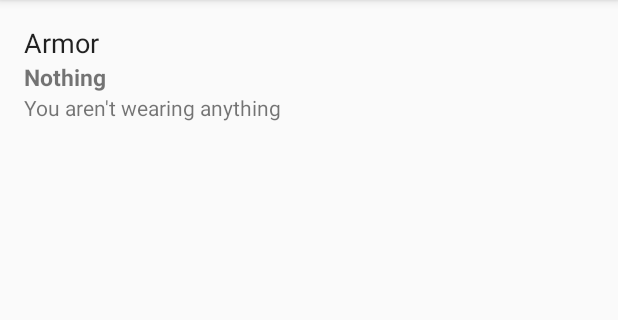
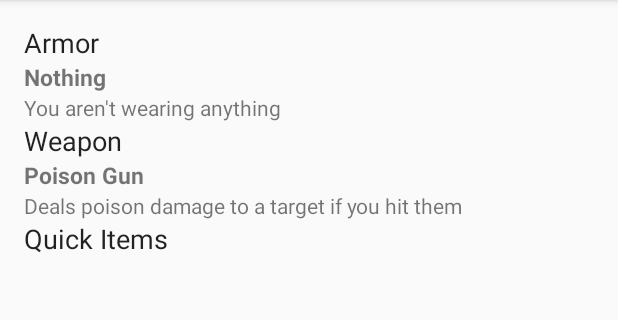
Before and after one commit to erhodes/Fallout, an Android app: the screen it shows after launch (MainActivity), in the side drawer, after a tap on "Equipment", on a phone screen of 412 x 824 dp, the part 84-404 px from its top. Run offline under Robolectric (Android 15) with nearby library versions, the phone set to English and light mode, and no system bars.

Commit message:
Added GameObject superclass for Characters and Items to inherit from. Some UI improvements for items

```diff
--- a/app/src/main/java/com/erhodes/fallout/Attributes.java
+++ b/app/src/main/java/com/erhodes/fallout/Attributes.java
@@ -22,6 +22,10 @@ public abstract class Attributes {
     public static final String TOUGHNESS = "toughness";
     public static final String WEIGHT_LIMIT = "weight_limit";
 
+    // item attributes
+    public static final String AMMUNITION_MAX = "ammunition_max";
+    public static final String AMMUNITION_CURRENT = "ammunition_current";
+
     public static ArrayList<String> getPrimaryAttributes() {
         ArrayList<String> attributes = new ArrayList<String>();
         attributes.add(STRENGTH);
@@ -44,11 +48,18 @@ public abstract class Attributes {
     }
 
     // should skills be in here?
-    public static ArrayList<String> getAllAttributes() {
+    public static ArrayList<String> getAllCharacterAttributes() {
         ArrayList<String> attributes = new ArrayList<String>();
         attributes.addAll(getPrimaryAttributes());
         attributes.addAll(getDerivedAttributes());
         attributes.addAll(Skills.getAllSkills());
         return attributes;
     }
+
+    public static ArrayList<String> getAllItemAttributes() {
+        ArrayList<String> attributes = new ArrayList<>();
+        attributes.add(AMMUNITION_CURRENT);
+        attributes.add(AMMUNITION_MAX);
+        return attributes;
+    }
 }
--- a/app/src/main/java/com/erhodes/fallout/Character.java
+++ b/app/src/main/java/com/erhodes/fallout/Character.java
@@ -10,8 +10,7 @@ import java.util.Iterator;
 /**
  * Created by Eric on 17/10/2015.
  */
-public class Character {
-    private HashMap<String, Attribute> mAttributes;
+public class Character extends GameObject {
     private HashSet<String> mAcquiredPerks;
     private ArrayList<Item> mInventory;
     private ArrayList<Action> mActions;
@@ -22,8 +21,8 @@ public class Character {
 
 
     Character(String n) {
+        super();
         name = n;
-        mAttributes = new HashMap<>();
         mAcquiredPerks = new HashSet<>();
         mInventory = new ArrayList<>();
         mActions = new ArrayList<>();
@@ -83,6 +82,7 @@ public class Character {
         mAttributes.put(Skills.MELEE, new Skill("Melee",Skills.MELEE, mAttributes.get(Attributes.STRENGTH)));
 
         mArmor = ItemManager.getNoArmor();
+        mWeapon = ItemManager.getFists();
         calculateAttributes();
         addDefaultActions();
         mActionPoints = getAttribute(Attributes.ACTION_POINTS);
@@ -100,14 +100,18 @@ public class Character {
             mAttributes.get(s).calculateFinalValue();
         }
     }
+
+    @Override
     public void modifyAttribute(String attrKey, int mag) {
-        mAttributes.get(attrKey).addModifier(mag);
+        super.modifyAttribute(attrKey, mag);
         calculateAttributes();
     }
 
-    public int getAttribute(String attrKey) {
-        return mAttributes.get(attrKey).getFinalValue();
+    public boolean isValidAttribute(String attributeKey) {
+        return Attributes.getAllCharacterAttributes().contains(attributeKey);
     }
+
+    @Override
     public void applyEffect(Effect e) {
         if (e.key.equals(Attributes.HEALTH)) {
             mHealth += e.magnitude;
@@ -123,10 +127,6 @@ public class Character {
             Effect effect = new Effect(e);
             mActiveEffects.add(effect);
         }
-    }
-
-    public void removeEffect(Effect e) {
-        modifyAttribute(e.key, -e.magnitude);
     }
 
     // called when this character begins a new turn
@@ -239,6 +239,16 @@ public class Character {
         return false;
     }
 
+    public void unequipItem(Item i) {
+        if (i.type.equals(Item.TYPE_ARMOR)) {
+            unequipArmor();
+        } else if (i.type.equals(Item.TYPE_CONSUMABLE)) {
+            unequipConsumable(i);
+        } else if (i.type.equals(Item.TYPE_WEAPON)) {
+            unequipWeapon();
+        }
+    }
+
     private boolean equipConsumable(Item i) {
         mActions.addAll(i.actions);
         return true;
@@ -248,17 +258,31 @@ public class Character {
         mActions.removeAll(i.actions);
     }
 
-    //TODO: Actually write this method instead of half assing it
     public boolean equipWeapon(Item i) {
+        if (!i.type.equals(Item.TYPE_WEAPON)) {
+            return false;
+        }
+        unequipWeapon();
+        removeItemFromInventory(i);
         mWeapon = i;
+        mCarriedWeight += i.weight;
         mActions.addAll(i.actions);
         return true;
     }
 
     public void unequipWeapon() {
-        mWeapon = null;
+        if (mWeapon.id.equals(ItemManager.ITEM_DEFAULT_UNARMED)) {
+            return;
+        }
+        mCarriedWeight -= mWeapon.weight;
+        mActions.removeAll(mWeapon.actions);
+        acquireItem(mWeapon);
+        mWeapon = ItemManager.getFists();
     }
 
+    public Item getWeapon() {
+        return mWeapon;
+    }
     public boolean equipArmor(Item i) {
         if (!i.type.equals(Item.TYPE_ARMOR)) {
             return false;
--- a/app/src/main/java/com/erhodes/fallout/CharacterFragment.java
+++ b/app/src/main/java/com/erhodes/fallout/CharacterFragment.java
@@ -1,7 +1,6 @@
 package com.erhodes.fallout;
 
 
-import android.app.Activity;
 import android.content.Context;
 import android.os.Bundle;
 import android.app.Fragment;
@@ -47,7 +46,7 @@ public class CharacterFragment extends BaseFragment {
         mNameView = (TextView)view.findViewById(R.id.charNameView);
         mNameView.setText(mCharacter.name);
         mListView = (ListView)view.findViewById(R.id.attributeListView);
-        mAdapter = new AttributeAdapter(getActivity(), R.layout.list_attribute_summary, Attributes.getAllAttributes());
+        mAdapter = new AttributeAdapter(getActivity(), R.layout.list_attribute_summary, Attributes.getAllCharacterAttributes());
         mListView.setAdapter(mAdapter);
         return view;
     }
--- a/app/src/main/java/com/erhodes/fallout/CharacterService.java
+++ b/app/src/main/java/com/erhodes/fallout/CharacterService.java
@@ -27,6 +27,7 @@ public class CharacterService {
         Item poisonGun = ItemManager.getItem(ItemManager.ITEM_POISON_GUN);
         mainChar.acquireItem(poisonGun);
         mainChar.equipItem(poisonGun);
+        mainChar.acquireItem(ItemManager.getItem(ItemManager.ITEM_LEATHER_ARMOR));
         setActiveCharacter(mainChar);
 
         mCharacters.add(new Character("Raider 1"));
--- a/app/src/main/java/com/erhodes/fallout/EquipmentFragment.java
+++ b/app/src/main/java/com/erhodes/fallout/EquipmentFragment.java
@@ -4,7 +4,10 @@ package com.erhodes.fallout;
 import android.os.Bundle;
 import android.app.Fragment;
 import android.util.Log;
+import android.view.ContextMenu;
 import android.view.LayoutInflater;
+import android.view.MenuInflater;
+import android.view.MenuItem;
 import android.view.View;
 import android.view.ViewGroup;
 import android.widget.LinearLayout;
@@ -15,12 +18,13 @@ import android.widget.TextView;
  * A simple {@link Fragment} subclass.
  */
 public class EquipmentFragment extends BaseFragment {
-
+    TextView mArmorDesc, mArmorName, mWeaponDesc, mWeaponName;
+    LinearLayout mArmorView, mWeaponView;
+    Item mTargetItem;
 
     public EquipmentFragment() {
         // Required empty public constructor
     }
-
 
     @Override
     public View onCreateView(LayoutInflater inflater, ViewGroup container,
@@ -29,22 +33,62 @@ public class EquipmentFragment extends BaseFragment {
         // Inflate the layout for this fragment
         View view = inflater.inflate(R.layout.fragment_equipment, container, false);
 
-        TextView armorDesc = (TextView)view.findViewById(R.id.armorDescView);
-        armorDesc.setText(mCharacter.getArmor().description);
+        mArmorDesc = (TextView)view.findViewById(R.id.armorDescView);
+        mArmorName = (TextView)view.findViewById(R.id.armorNameView);
+        mWeaponName = (TextView)view.findViewById(R.id.weaponNameView);
+        mWeaponDesc = (TextView)view.findViewById(R.id.weaponDescView);
 
-        TextView armorName = (TextView)view.findViewById(R.id.armorNameView);
-        armorName.setText(mCharacter.getArmor().displayName);
-
-
-        LinearLayout test = (LinearLayout)view.findViewById(R.id.armorView);
-        test.setOnClickListener(new View.OnClickListener() {
+        mArmorView = (LinearLayout)view.findViewById(R.id.armorView);
+        mArmorView.setOnClickListener(new View.OnClickListener() {
             @Override
             public void onClick(View v) {
                 Log.d("Eric", "well that works");
             }
         });
 
+        mWeaponView = (LinearLayout)view.findViewById(R.id.weaponView);
+        registerForContextMenu(mArmorView);
+        registerForContextMenu(mWeaponView);
+
+        updateItems();
         return view;
+    }
+
+    private void updateItems() {
+        mArmorDesc.setText(mCharacter.getArmor().description);
+        mArmorName.setText(mCharacter.getArmor().displayName);
+
+        Item weapon = mCharacter.getWeapon();
+        mWeaponName.setText(weapon.displayName);
+        mWeaponDesc.setText(weapon.description);// + ". Ammo:" + weapon.getAttribute(Attributes.AMMUNITION_CURRENT) + "/" + weapon.getAttribute(Attributes.AMMUNITION_MAX));
+    }
+    @Override
+    public void onCreateContextMenu(ContextMenu menu, View v,
+                                    ContextMenu.ContextMenuInfo menuInfo) {
+        super.onCreateContextMenu(menu, v, menuInfo);
+        MenuInflater inflater = getActivity().getMenuInflater();
+        if (v.equals(mArmorView)) {
+            mTargetItem = mCharacter.getArmor();
+            inflater.inflate(R.menu.equipment_menu_armor, menu);
+        } else if (v.equals(mWeaponView)){
+            mTargetItem = mCharacter.getWeapon();
+            inflater.inflate(R.menu.equipment_menu_weapon, menu);
+        }
+    }
+    //TODO: is there a better way to figure out which view triggred this?
+    @Override
+    public boolean onContextItemSelected(MenuItem item) {
+        Log.d("Eric","clicked on item " + mTargetItem.displayName + " with " + mTargetItem.effects.size() + " effects");
+        switch (item.getItemId()) {
+            case R.id.action_unequip:
+                mCharacter.unequipItem(mTargetItem);
+                updateItems();
+                return true;
+            case R.id.action_reload:
+                return true;
+            default:
+                return super.onContextItemSelected(item);
+        }
     }
 
 
--- /dev/null
+++ b/app/src/main/java/com/erhodes/fallout/GameObject.java
@@ -0,0 +1,32 @@
+package com.erhodes.fallout;
+
+import java.util.HashMap;
+
+/**
+ * Created by Eric on 23/01/2016.
+ */
+public abstract class GameObject {
+    protected HashMap<String, Attribute> mAttributes;
+
+    GameObject() {
+        mAttributes = new HashMap<>();
+    }
+    public abstract void applyEffect(Effect e);
+
+    public void removeEffect(Effect e) {
+        modifyAttribute(e.key, -e.magnitude);
+    }
+
+    public abstract boolean isValidAttribute(String attributeKey);
+
+    public int getAttribute(String attrKey) {
+        if (isValidAttribute(attrKey))
+            return mAttributes.get(attrKey).getFinalValue();
+        return 0;
+    }
+
+    public void modifyAttribute(String attrKey, int mag) {
+        if (isValidAttribute(attrKey))
+            mAttributes.get(attrKey).addModifier(mag);
+    }
+}
--- a/app/src/main/java/com/erhodes/fallout/Item.java
+++ b/app/src/main/java/com/erhodes/fallout/Item.java
@@ -5,7 +5,7 @@ import java.util.ArrayList;
 /**
  * Created by Eric on 24/10/2015.
  */
-public class Item {
+public class Item extends GameObject {
     public static final String TYPE_ARMOR = "armor";
     public static final String TYPE_WEAPON = "weapon";
     public static final String TYPE_CONSUMABLE = "consumable";
@@ -20,14 +20,11 @@ public class Item {
     public Item() {}
 
     public Item(String name, String desc) {
-        displayName = name;
-        description = desc;
-        weight = 0;
-        effects = new ArrayList<>();
-        actions = new ArrayList<>();
+        this(name, desc, "temp", TYPE_DEFAULT, 0);
     }
 
     public Item (String name, String desc, String i, String t, int w) {
+        super();
         displayName = name;
         description = desc;
         id = i;
@@ -44,4 +41,11 @@ public class Item {
         weight = i.weight;
         effects = new ArrayList<>(i.effects);
     }
+
+    public boolean isValidAttribute(String attrKey) {
+        return Attributes.getAllItemAttributes().contains(attrKey);
+    }
+    public void applyEffect(Effect e) {
+        modifyAttribute(e.key, e.magnitude);
+    }
 }
--- a/app/src/main/java/com/erhodes/fallout/ItemFragment.java
+++ b/app/src/main/java/com/erhodes/fallout/ItemFragment.java
@@ -77,6 +77,7 @@ public class ItemFragment extends BaseFragment {
             case R.id.action_equip:
                 Log.d("Eric","clicked on item " + i.displayName + " with " + i.effects.size() + " effects");
                 mCharacter.equipItem(i);
+                mAdapter.notifyDataSetChanged();
                 return true;
             case R.id.action_drop:
                 mCharacter.removeItemFromInventory(i);
--- a/app/src/main/java/com/erhodes/fallout/ItemManager.java
+++ b/app/src/main/java/com/erhodes/fallout/ItemManager.java
@@ -17,8 +17,10 @@ import java.util.List;
  * Created by Eric on 24/10/2015.
  */
 public class ItemManager {
+    public static String ITEM_LEATHER_ARMOR = "leather_armor";
     public static String ITEM_POISON = "poison";
     public static String ITEM_POISON_GUN = "poison_gun";
+    public static String ITEM_DEFAULT_UNARMED = "default_unarmed";
 
     private static ArrayList<Item> mItems;
     /**
@@ -72,6 +74,14 @@ public class ItemManager {
         return null;
     }
 
+    /**
+     * Fists are the default equipped weapon.
+     * @return
+     */
+    public static Item getFists() {
+        Item i = new Item("Fists","You aren't holding anything",ITEM_DEFAULT_UNARMED, Item.TYPE_WEAPON, 0);
+        return i;
+    }
     public static Item getNoArmor() {
         Item i = new Item("Nothing", "You aren't wearing anything");
         i.type = Item.TYPE_DEFAULT;
--- a/app/src/main/res/layout/fragment_equipment.xml
+++ b/app/src/main/res/layout/fragment_equipment.xml
@@ -3,8 +3,6 @@
     android:layout_height="match_parent"
     android:orientation="vertical"
     tools:context="com.erhodes.fallout.EquipmentFragment">
-
-    <!-- TODO: Update blank fragment layout -->
 
     <TextView android:layout_width="match_parent" android:layout_height="wrap_content"
         android:textAppearance="@android:style/TextAppearance.Medium"
@@ -32,4 +30,37 @@
             />
     </LinearLayout>
 
+    <TextView android:layout_width="match_parent" android:layout_height="wrap_content"
+        android:textAppearance="@android:style/TextAppearance.Medium"
+        android:text="@string/weapon" />
+
+    <LinearLayout
+        android:orientation="vertical"
+        android:layout_width="match_parent"
+        android:layout_height="wrap_content"
+        android:id="@+id/weaponView">
+
+        <TextView
+            android:layout_width="wrap_content"
+            android:layout_height="wrap_content"
+            android:textSize="15sp"
+            android:textStyle="bold"
+            android:text="Item Name"
+            android:id="@+id/weaponNameView" />
+
+        <TextView
+            android:id="@+id/weaponDescView"
+            android:layout_width="wrap_content"
+            android:layout_height="wrap_content"
+            android:text="Item Description"
+            />
+    </LinearLayout>
+    <TextView android:layout_width="match_parent" android:layout_height="wrap_content"
+        android:textAppearance="@android:style/TextAppearance.Medium"
+        android:text="@string/quick_items" />
+
+    <ListView
+        android:layout_width="match_parent"
+        android:layout_height="wrap_content"
+        android:id="@+id/quick_item_list_view" />
 </LinearLayout>
--- /dev/null
+++ b/app/src/main/res/menu/equipment_menu_armor.xml
@@ -0,0 +1,4 @@
+<?xml version="1.0" encoding="utf-8"?>
+<menu xmlns:android="http://schemas.android.com/apk/res/android">
+    <item android:id="@+id/action_unequip" android:title="@string/unequip" />
+</menu>
--- /dev/null
+++ b/app/src/main/res/menu/equipment_menu_weapon.xml
@@ -0,0 +1,5 @@
+<?xml version="1.0" encoding="utf-8"?>
+<menu xmlns:android="http://schemas.android.com/apk/res/android">
+    <item android:id="@+id/action_unequip" android:title="@string/unequip" />
+    <item android:id="@+id/action_reload" android:title="@string/reload" />
+</menu>
--- a/app/src/main/res/values/strings.xml
+++ b/app/src/main/res/values/strings.xml
@@ -10,9 +10,12 @@
     <string name="actions">Actions</string>
 
     <string name="equip">Equip</string>
+    <string name="unequip">Unequip</string>
     <string name="drop">Drop</string>
+    <string name="reload">Reload</string>
 
     <string name="armor">Armor</string>
+    <string name="weapon">Weapon</string>
     <string name="quick_items">Quick Items</string>
 
     <!-- Attributes -->
```
